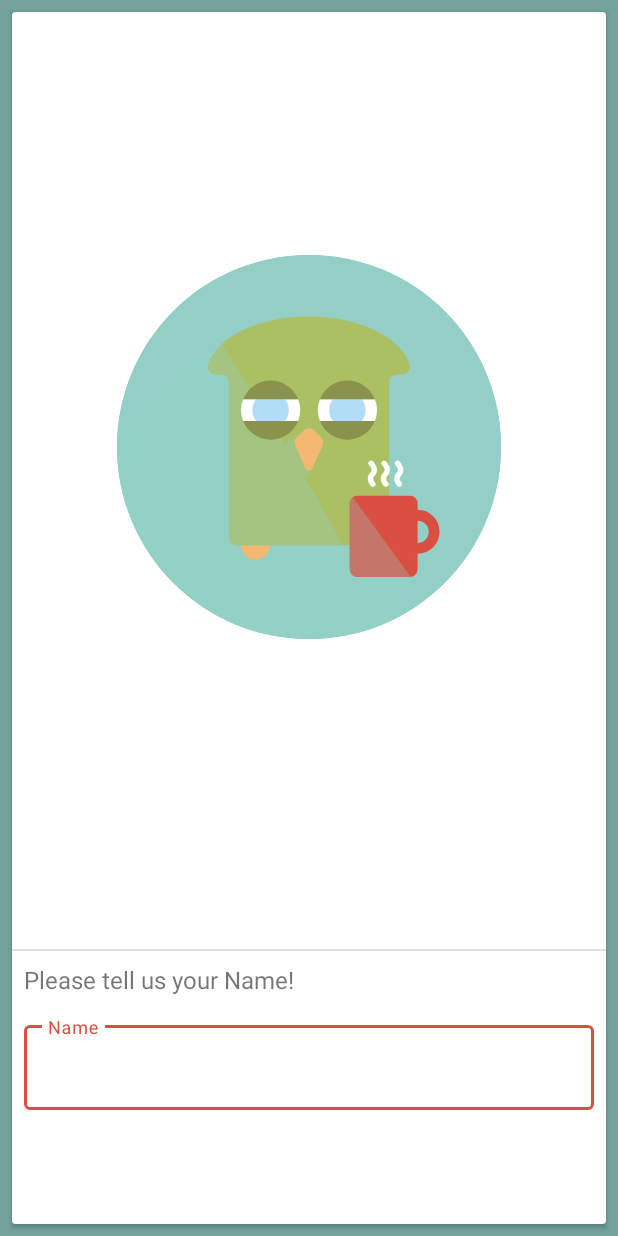
After one commit to Paulpanther/StayhomeApp, an Android app: the BoardingName screen opened directly, with no data from a screen before it, on a phone screen of 412 x 824 dp. The commit adds this screen. Run offline under Robolectric (Android 15) with nearby library versions, the phone set to English and light mode, and no system bars.

Commit message:
Added new activity to get user name

```diff
--- /dev/null
+++ b/app/src/main/java/de/wvvh/stayhomeapp/ui/BoardingName.kt
@@ -0,0 +1,19 @@
+package de.wvvh.stayhomeapp.ui
+
+import android.content.Intent
+import androidx.appcompat.app.AppCompatActivity
+import android.os.Bundle
+import android.view.View
+import de.wvvh.stayhomeapp.R
+
+class BoardingName : AppCompatActivity() {
+
+    override fun onCreate(savedInstanceState: Bundle?) {
+        super.onCreate(savedInstanceState)
+        setContentView(R.layout.activity_boarding_name)
+        supportActionBar?.hide()
+    }
+    public fun temp(view: View){
+        startActivity(Intent(this, InitialLaunch::class.java))
+    }
+}
--- /dev/null
+++ b/app/src/main/res/layout/activity_boarding_name.xml
@@ -0,0 +1,118 @@
+<?xml version="1.0" encoding="utf-8"?>
+<androidx.constraintlayout.widget.ConstraintLayout xmlns:android="http://schemas.android.com/apk/res/android"
+    xmlns:app="http://schemas.android.com/apk/res-auto"
+    xmlns:tools="http://schemas.android.com/tools"
+    android:layout_width="match_parent"
+    android:layout_height="match_parent"
+    android:background="@color/colorAccentDark"
+    tools:context=".ui.BoardingName">
+
+    <androidx.cardview.widget.CardView
+        android:id="@+id/cardView"
+        android:layout_width="match_parent"
+        android:layout_height="0dp"
+        android:layout_marginStart="8dp"
+        android:layout_marginTop="8dp"
+        android:layout_marginEnd="8dp"
+        android:layout_marginBottom="8dp"
+        app:layout_constraintBottom_toBottomOf="parent"
+        app:layout_constraintEnd_toEndOf="parent"
+        app:layout_constraintStart_toStartOf="parent"
+        app:layout_constraintTop_toTopOf="parent">
+
+        <androidx.constraintlayout.widget.ConstraintLayout
+            android:layout_width="match_parent"
+            android:layout_height="match_parent">
+
+            <androidx.constraintlayout.widget.ConstraintLayout
+                android:id="@+id/constraintLayout"
+                android:layout_width="wrap_content"
+                android:layout_height="wrap_content"
+                android:layout_marginStart="8dp"
+                android:layout_marginTop="8dp"
+                android:layout_marginEnd="8dp"
+                android:layout_marginBottom="8dp"
+                app:layout_constraintBottom_toTopOf="@+id/divider"
+                app:layout_constraintEnd_toEndOf="parent"
+                app:layout_constraintStart_toStartOf="parent"
+                app:layout_constraintTop_toTopOf="parent"
+                app:layout_constraintVertical_bias="0.39">
+
+                <LinearLayout
+                    android:layout_width="wrap_content"
+                    android:layout_height="wrap_content"
+                    android:layout_marginStart="8dp"
+                    android:layout_marginTop="32dp"
+                    android:layout_marginEnd="8dp"
+                    android:layout_marginBottom="8dp"
+                    android:orientation="horizontal"
+                    app:layout_constraintBottom_toBottomOf="parent"
+                    app:layout_constraintEnd_toEndOf="parent"
+                    app:layout_constraintStart_toStartOf="parent"
+                    app:layout_constraintTop_toTopOf="parent">
+
+                    <ImageView
+                        android:id="@+id/imageView"
+                        android:layout_width="wrap_content"
+                        android:layout_height="wrap_content"
+                        android:contentDescription="UserIcon"
+                        app:srcCompat="@drawable/ic_icon_nachteule" />
+                </LinearLayout>
+
+            </androidx.constraintlayout.widget.ConstraintLayout>
+
+            <androidx.appcompat.widget.AppCompatTextView
+                android:id="@+id/textView2"
+                android:layout_width="wrap_content"
+                android:layout_height="wrap_content"
+                android:layout_marginStart="8dp"
+                android:layout_marginBottom="14dp"
+                android:text="@string/name_tell_us_your_name"
+                android:textSize="16sp"
+                app:layout_constraintBottom_toTopOf="@+id/outlinedTextField"
+                app:layout_constraintStart_toStartOf="parent" />
+
+            <androidx.appcompat.widget.AppCompatButton
+                android:id="@+id/button2"
+                style="@style/Widget.MaterialComponents.Button.UnelevatedButton"
+                android:layout_width="wrap_content"
+                android:layout_height="wrap_content"
+                android:layout_marginEnd="8dp"
+                android:layout_marginBottom="8dp"
+                android:onClick="temp"
+                android:text="@string/name_button_confirm"
+                app:layout_constraintBottom_toBottomOf="parent"
+                app:layout_constraintEnd_toEndOf="parent" />
+
+            <com.google.android.material.textfield.TextInputLayout
+                android:id="@+id/outlinedTextField"
+                style="@style/Widget.MaterialComponents.TextInputLayout.OutlinedBox"
+                android:layout_width="0dp"
+                android:layout_height="wrap_content"
+                android:layout_marginStart="8dp"
+                android:layout_marginEnd="8dp"
+                android:layout_marginBottom="20dp"
+                android:hint="@string/name_label_name"
+                app:layout_constraintBottom_toTopOf="@+id/button2"
+                app:layout_constraintEnd_toEndOf="parent"
+                app:layout_constraintStart_toStartOf="parent">
+
+                <com.google.android.material.textfield.TextInputEditText
+                    android:layout_width="match_parent"
+                    android:layout_height="wrap_content" />
+
+            </com.google.android.material.textfield.TextInputLayout>
+
+            <View
+                android:id="@+id/divider"
+                android:layout_width="0dp"
+                android:layout_height="1dp"
+                android:layout_marginBottom="8dp"
+                android:background="?android:attr/listDivider"
+                app:layout_constraintBottom_toTopOf="@+id/textView2"
+                tools:layout_editor_absoluteX="1dp" />
+        </androidx.constraintlayout.widget.ConstraintLayout>
+
+    </androidx.cardview.widget.CardView>
+
+</androidx.constraintlayout.widget.ConstraintLayout>
--- a/app/src/main/res/values/strings.xml
+++ b/app/src/main/res/values/strings.xml
@@ -14,7 +14,12 @@
     <string name="home_wifi">Home Network</string>
     <string name="button_open_wifi_settings">WIFI SETTINGS</string>
     <string name="button_confirm_wifi">SET WIFI</string>
+    <string name="wifi_disabled_title">WiFi Disabled</string>
+    <string name="wifi_disabled_message">Hey, We noticed You are not connected to any WiFi right now. Please go into your settings and connect to your home network.</string>
 
+    <string name="name_button_confirm">OK</string>
+    <string name="name_tell_us_your_name">Please tell us your Name!</string>
+    <string name="name_label_name">Name</string>
     <!--Not Home Question-->
     <string name="return_home_question">Where did the Adventure go?</string>
     <string name="rb_einkaufen">Einkaufen</string>
```
